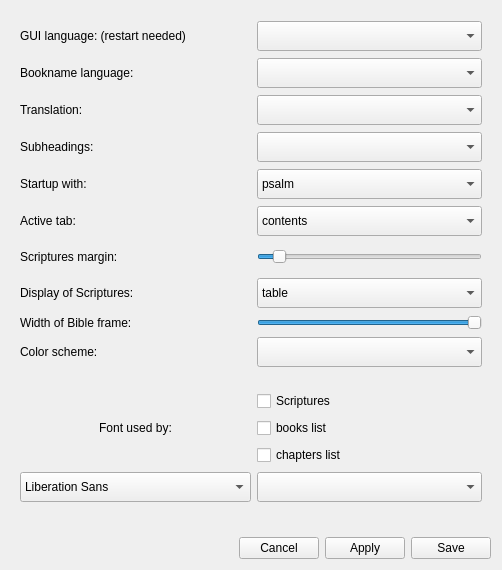
First picture: the form in settingswindow.ui, repository Anchorm/SoulAnchor, before the edit.
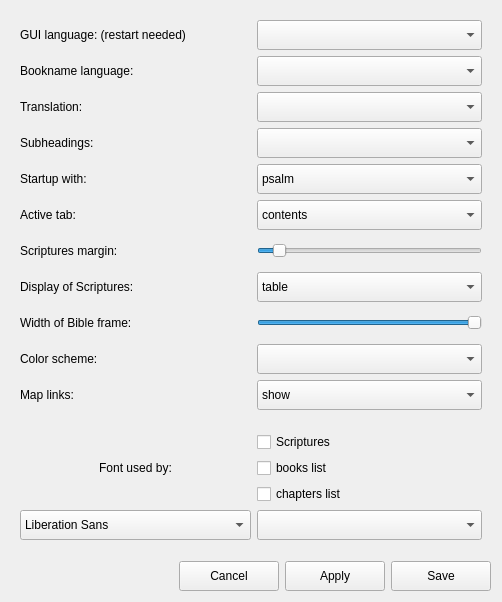
Second picture: the form after the edit. Icons and pictures are not drawn.

Diff of the .ui file:
```diff
--- a/settingswindow.ui
+++ b/settingswindow.ui
@@ -39,6 +39,9 @@
    <string notr="true"/>
   </property>
   <layout class="QVBoxLayout" name="verticalLayout">
+   <property name="sizeConstraint">
+    <enum>QLayout::SetMinimumSize</enum>
+   </property>
    <item>
     <widget class="QFrame" name="frame">
      <property name="sizePolicy">
@@ -73,13 +76,7 @@
         </property>
         <property name="minimumSize">
          <size>
-          <width>0</width>
-          <height>28</height>
-         </size>
-        </property>
-        <property name="maximumSize">
-         <size>
-          <width>500</width>
+          <width>100</width>
           <height>30</height>
          </size>
         </property>
@@ -91,8 +88,8 @@
         </property>
        </widget>
       </item>
-      <item row="0" column="0">
-       <widget class="QLabel" name="gui_lang_lbl">
+      <item row="1" column="1">
+       <widget class="QComboBox" name="bkn_lang_cb">
         <property name="sizePolicy">
          <sizepolicy hsizetype="Preferred" vsizetype="Preferred">
           <horstretch>0</horstretch>
@@ -101,21 +98,80 @@
         </property>
         <property name="minimumSize">
          <size>
-          <width>0</width>
-          <height>28</height>
+          <width>100</width>
+          <height>30</height>
          </size>
         </property>
-        <property name="maximumSize">
+        <property name="currentText">
+         <string notr="true"/>
+        </property>
+       </widget>
+      </item>
+      <item row="14" column="1">
+       <widget class="QCheckBox" name="font_ch_chkb">
+        <property name="text">
+         <string>chapters list</string>
+        </property>
+       </widget>
+      </item>
+      <item row="12" column="1">
+       <widget class="QCheckBox" name="font_script_chkb">
+        <property name="text">
+         <string>Scriptures</string>
+        </property>
+       </widget>
+      </item>
+      <item row="15" column="1">
+       <widget class="QComboBox" name="font_size_cb">
+        <property name="sizePolicy">
+         <sizepolicy hsizetype="Preferred" vsizetype="Preferred">
+          <horstretch>0</horstretch>
+          <verstretch>0</verstretch>
+         </sizepolicy>
+        </property>
+        <property name="minimumSize">
          <size>
-          <width>300</width>
+          <width>100</width>
           <height>30</height>
          </size>
         </property>
-        <property name="toolTip">
-         <string/>
+       </widget>
+      </item>
+      <item row="6" column="1">
+       <widget class="QSlider" name="margin_slider">
+        <property name="maximum">
+         <number>200</number>
         </property>
+        <property name="singleStep">
+         <number>2</number>
+        </property>
+        <property name="sliderPosition">
+         <number>14</number>
+        </property>
+        <property name="orientation">
+         <enum>Qt::Horizontal</enum>
+        </property>
+       </widget>
+      </item>
+      <item row="12" column="0" rowspan="3">
+       <widget class="QLabel" name="font_lbl">
+        <property name="sizePolicy">
+         <sizepolicy hsizetype="Preferred" vsizetype="Preferred">
+          <horstretch>0</horstretch>
+          <verstretch>0</verstretch>
+         </sizepolicy>
+        </property>
+        <property name="maximumSize">
+         <size>
+          <width>16777215</width>
+          <height>60</height>
+         </size>
+        </property>
         <property name="text">
-         <string>GUI language: (restart needed)</string>
+         <string>Font used by:</string>
+        </property>
+        <property name="alignment">
+         <set>Qt::AlignCenter</set>
         </property>
        </widget>
       </item>
@@ -138,15 +194,18 @@
         </property>
        </widget>
       </item>
-      <item row="12" column="1">
-       <widget class="QCheckBox" name="font_bk_chkb">
-        <property name="text">
-         <string>books list</string>
+      <item row="3" column="1">
+       <widget class="QComboBox" name="subheadings_cb">
+        <property name="minimumSize">
+         <size>
+          <width>100</width>
+          <height>30</height>
+         </size>
         </property>
        </widget>
       </item>
-      <item row="5" column="1">
-       <widget class="QComboBox" name="tab_cb">
+      <item row="4" column="0">
+       <widget class="QLabel" name="start_lbl">
         <property name="sizePolicy">
          <sizepolicy hsizetype="Preferred" vsizetype="Preferred">
           <horstretch>0</horstretch>
@@ -156,46 +215,15 @@
         <property name="minimumSize">
          <size>
           <width>0</width>
-          <height>28</height>
-         </size>
-        </property>
-        <property name="maximumSize">
-         <size>
-          <width>500</width>
           <height>30</height>
          </size>
         </property>
-        <property name="toolTip">
-         <string notr="true"/>
-        </property>
-        <property name="currentText">
-         <string notr="true">contents</string>
-        </property>
-        <item>
-         <property name="text">
-          <string notr="true">contents</string>
-         </property>
-        </item>
-        <item>
-         <property name="text">
-          <string notr="true">search</string>
-         </property>
-        </item>
-        <item>
-         <property name="text">
-          <string notr="true">today</string>
-         </property>
-        </item>
-       </widget>
-      </item>
-      <item row="8" column="0">
-       <widget class="QLabel" name="width_lbl">
         <property name="text">
-         <string>Width of Bible frame:</string>
+         <string>Startup with:</string>
         </property>
        </widget>
       </item>
-      <item row="14" column="0">
+      <item row="15" column="0">
        <widget class="QFontComboBox" name="font_cb">
         <property name="sizePolicy">
          <sizepolicy hsizetype="Preferred" vsizetype="Preferred">
@@ -205,13 +233,7 @@
         </property>
         <property name="minimumSize">
          <size>
-          <width>0</width>
-          <height>28</height>
-         </size>
-        </property>
-        <property name="maximumSize">
-         <size>
-          <width>300</width>
+          <width>100</width>
           <height>30</height>
          </size>
         </property>
@@ -226,8 +248,8 @@
         </property>
        </widget>
       </item>
-      <item row="6" column="0">
-       <widget class="QLabel" name="margin_lbl">
+      <item row="7" column="1">
+       <widget class="QComboBox" name="display_cb">
         <property name="sizePolicy">
          <sizepolicy hsizetype="Preferred" vsizetype="Preferred">
           <horstretch>0</horstretch>
@@ -236,117 +258,26 @@
         </property>
         <property name="minimumSize">
          <size>
-          <width>0</width>
-          <height>28</height>
-         </size>
-        </property>
-        <property name="maximumSize">
-         <size>
-          <width>300</width>
+          <width>100</width>
           <height>30</height>
          </size>
         </property>
-        <property name="text">
-         <string>Scriptures margin:</string>
-        </property>
-       </widget>
-      </item>
-      <item row="11" column="1">
-       <widget class="QCheckBox" name="font_script_chkb">
-        <property name="text">
-         <string>Scriptures</string>
-        </property>
-       </widget>
-      </item>
-      <item row="6" column="1">
-       <widget class="QSlider" name="margin_slider">
-        <property name="maximum">
-         <number>200</number>
-        </property>
-        <property name="singleStep">
-         <number>2</number>
-        </property>
-        <property name="sliderPosition">
-         <number>14</number>
-        </property>
-        <property name="orientation">
-         <enum>Qt::Horizontal</enum>
-        </property>
-       </widget>
-      </item>
-      <item row="7" column="0">
-       <widget class="QLabel" name="display_lbl">
-        <property name="sizePolicy">
-         <sizepolicy hsizetype="Preferred" vsizetype="Preferred">
-          <horstretch>0</horstretch>
-          <verstretch>0</verstretch>
-         </sizepolicy>
-        </property>
-        <property name="minimumSize">
-         <size>
-          <width>0</width>
-          <height>28</height>
-         </size>
-        </property>
-        <property name="maximumSize">
-         <size>
-          <width>300</width>
-          <height>30</height>
-         </size>
-        </property>
-        <property name="text">
-         <string>Display of Scriptures:</string>
-        </property>
-       </widget>
-      </item>
-      <item row="2" column="0">
-       <widget class="QLabel" name="tl_lbl">
-        <property name="sizePolicy">
-         <sizepolicy hsizetype="Preferred" vsizetype="Preferred">
-          <horstretch>0</horstretch>
-          <verstretch>0</verstretch>
-         </sizepolicy>
-        </property>
-        <property name="minimumSize">
-         <size>
-          <width>0</width>
-          <height>28</height>
-         </size>
-        </property>
-        <property name="maximumSize">
-         <size>
-          <width>300</width>
-          <height>30</height>
-         </size>
-        </property>
-        <property name="text">
-         <string>Translation:</string>
-        </property>
-       </widget>
-      </item>
-      <item row="1" column="1">
-       <widget class="QComboBox" name="bkn_lang_cb">
-        <property name="sizePolicy">
-         <sizepolicy hsizetype="Preferred" vsizetype="Preferred">
-          <horstretch>0</horstretch>
-          <verstretch>0</verstretch>
-         </sizepolicy>
-        </property>
-        <property name="minimumSize">
-         <size>
-          <width>0</width>
-          <height>28</height>
-         </size>
-        </property>
-        <property name="maximumSize">
-         <size>
-          <width>500</width>
-          <height>30</height>
-         </size>
-        </property>
-        <property name="currentText">
+        <property name="toolTip">
          <string notr="true"/>
         </property>
+        <property name="currentText">
+         <string notr="true">table</string>
+        </property>
+        <item>
+         <property name="text">
+          <string notr="true">table</string>
+         </property>
+        </item>
+        <item>
+         <property name="text">
+          <string notr="true">book</string>
+         </property>
+        </item>
        </widget>
       </item>
       <item row="4" column="1">
@@ -359,13 +290,7 @@
         </property>
         <property name="minimumSize">
          <size>
-          <width>0</width>
-          <height>28</height>
-         </size>
-        </property>
-        <property name="maximumSize">
-         <size>
-          <width>500</width>
+          <width>100</width>
           <height>30</height>
          </size>
         </property>
@@ -402,8 +327,8 @@
         </item>
        </widget>
       </item>
-      <item row="4" column="0">
-       <widget class="QLabel" name="start_lbl">
+      <item row="9" column="1">
+       <widget class="QComboBox" name="scheme_cb">
         <property name="sizePolicy">
          <sizepolicy hsizetype="Preferred" vsizetype="Preferred">
           <horstretch>0</horstretch>
@@ -412,23 +337,27 @@
         </property>
         <property name="minimumSize">
          <size>
-          <width>0</width>
-          <height>28</height>
+          <width>100</width>
+          <height>30</height>
          </size>
         </property>
-        <property name="maximumSize">
+       </widget>
+      </item>
+      <item row="3" column="0">
+       <widget class="QLabel" name="subheadings_lbl">
+        <property name="minimumSize">
          <size>
-          <width>300</width>
+          <width>0</width>
           <height>30</height>
          </size>
         </property>
         <property name="text">
-         <string>Startup with:</string>
+         <string>Subheadings:</string>
         </property>
        </widget>
       </item>
-      <item row="14" column="1">
-       <widget class="QComboBox" name="font_size_cb">
+      <item row="7" column="0">
+       <widget class="QLabel" name="display_lbl">
         <property name="sizePolicy">
          <sizepolicy hsizetype="Preferred" vsizetype="Preferred">
           <horstretch>0</horstretch>
@@ -438,15 +367,12 @@
         <property name="minimumSize">
          <size>
           <width>0</width>
-          <height>28</height>
-         </size>
-        </property>
-        <property name="maximumSize">
-         <size>
-          <width>16777215</width>
           <height>30</height>
          </size>
         </property>
+        <property name="text">
+         <string>Display of Scriptures:</string>
+        </property>
        </widget>
       </item>
       <item row="9" column="0">
@@ -460,12 +386,6 @@
         <property name="minimumSize">
          <size>
           <width>0</width>
-          <height>28</height>
-         </size>
-        </property>
-        <property name="maximumSize">
-         <size>
-          <width>300</width>
           <height>30</height>
          </size>
         </property>
@@ -474,8 +394,8 @@
         </property>
        </widget>
       </item>
-      <item row="7" column="1">
-       <widget class="QComboBox" name="display_cb">
+      <item row="6" column="0">
+       <widget class="QLabel" name="margin_lbl">
         <property name="sizePolicy">
          <sizepolicy hsizetype="Preferred" vsizetype="Preferred">
           <horstretch>0</horstretch>
@@ -485,77 +405,11 @@
         <property name="minimumSize">
          <size>
           <width>0</width>
-          <height>0</height>
-         </size>
-        </property>
-        <property name="maximumSize">
-         <size>
-          <width>500</width>
           <height>30</height>
          </size>
         </property>
-        <property name="toolTip">
-         <string notr="true"/>
-        </property>
-        <property name="currentText">
-         <string notr="true">table</string>
-        </property>
-        <item>
-         <property name="text">
-          <string notr="true">table</string>
-         </property>
-        </item>
-        <item>
-         <property name="text">
-          <string notr="true">book</string>
-         </property>
-        </item>
-       </widget>
-      </item>
-      <item row="11" column="0" rowspan="3">
-       <widget class="QLabel" name="font_lbl">
-        <property name="sizePolicy">
-         <sizepolicy hsizetype="Preferred" vsizetype="Preferred">
-          <horstretch>0</horstretch>
-          <verstretch>0</verstretch>
-         </sizepolicy>
-        </property>
-        <property name="maximumSize">
-         <size>
-          <width>16777215</width>
-          <height>60</height>
-         </size>
-        </property>
         <property name="text">
-         <string>Font used by:</string>
-        </property>
-        <property name="alignment">
-         <set>Qt::AlignCenter</set>
-        </property>
-       </widget>
-      </item>
-      <item row="1" column="0">
-       <widget class="QLabel" name="bkn_lang_lbl">
-        <property name="sizePolicy">
-         <sizepolicy hsizetype="Preferred" vsizetype="Preferred">
-          <horstretch>0</horstretch>
-          <verstretch>0</verstretch>
-         </sizepolicy>
-        </property>
-        <property name="minimumSize">
-         <size>
-          <width>0</width>
-          <height>28</height>
-         </size>
-        </property>
-        <property name="maximumSize">
-         <size>
-          <width>300</width>
-          <height>30</height>
-         </size>
-        </property>
-        <property name="text">
-         <string>Bookname language:</string>
+         <string>Scriptures margin:</string>
         </property>
        </widget>
       </item>
@@ -569,13 +423,7 @@
         </property>
         <property name="minimumSize">
          <size>
-          <width>0</width>
-          <height>28</height>
-         </size>
-        </property>
-        <property name="maximumSize">
-         <size>
-          <width>500</width>
+          <width>100</width>
           <height>30</height>
          </size>
         </property>
@@ -587,8 +435,8 @@
         </property>
        </widget>
       </item>
-      <item row="9" column="1">
-       <widget class="QComboBox" name="scheme_cb">
+      <item row="0" column="0">
+       <widget class="QLabel" name="gui_lang_lbl">
         <property name="sizePolicy">
          <sizepolicy hsizetype="Preferred" vsizetype="Preferred">
           <horstretch>0</horstretch>
@@ -598,21 +446,40 @@
         <property name="minimumSize">
          <size>
           <width>0</width>
-          <height>0</height>
-         </size>
-        </property>
-        <property name="maximumSize">
-         <size>
-          <width>500</width>
           <height>30</height>
          </size>
         </property>
+        <property name="toolTip">
+         <string/>
+        </property>
+        <property name="text">
+         <string>GUI language: (restart needed)</string>
+        </property>
        </widget>
       </item>
       <item row="13" column="1">
-       <widget class="QCheckBox" name="font_ch_chkb">
+       <widget class="QCheckBox" name="font_bk_chkb">
         <property name="text">
-         <string>chapters list</string>
+         <string>books list</string>
+        </property>
+       </widget>
+      </item>
+      <item row="1" column="0">
+       <widget class="QLabel" name="bkn_lang_lbl">
+        <property name="sizePolicy">
+         <sizepolicy hsizetype="Preferred" vsizetype="Preferred">
+          <horstretch>0</horstretch>
+          <verstretch>0</verstretch>
+         </sizepolicy>
+        </property>
+        <property name="minimumSize">
+         <size>
+          <width>0</width>
+          <height>30</height>
+         </size>
+        </property>
+        <property name="text">
+         <string>Bookname language:</string>
         </property>
        </widget>
       </item>
@@ -627,12 +494,6 @@
         <property name="minimumSize">
          <size>
           <width>0</width>
-          <height>28</height>
-         </size>
-        </property>
-        <property name="maximumSize">
-         <size>
-          <width>300</width>
           <height>30</height>
          </size>
         </property>
@@ -647,7 +508,76 @@
         </property>
        </widget>
       </item>
-      <item row="10" column="0" colspan="2">
+      <item row="5" column="1">
+       <widget class="QComboBox" name="tab_cb">
+        <property name="sizePolicy">
+         <sizepolicy hsizetype="Preferred" vsizetype="Preferred">
+          <horstretch>0</horstretch>
+          <verstretch>0</verstretch>
+         </sizepolicy>
+        </property>
+        <property name="minimumSize">
+         <size>
+          <width>100</width>
+          <height>30</height>
+         </size>
+        </property>
+        <property name="toolTip">
+         <string notr="true"/>
+        </property>
+        <property name="currentText">
+         <string notr="true">contents</string>
+        </property>
+        <item>
+         <property name="text">
+          <string notr="true">contents</string>
+         </property>
+        </item>
+        <item>
+         <property name="text">
+          <string notr="true">search</string>
+         </property>
+        </item>
+        <item>
+         <property name="text">
+          <string notr="true">today</string>
+         </property>
+        </item>
+       </widget>
+      </item>
+      <item row="2" column="0">
+       <widget class="QLabel" name="tl_lbl">
+        <property name="sizePolicy">
+         <sizepolicy hsizetype="Preferred" vsizetype="Preferred">
+          <horstretch>0</horstretch>
+          <verstretch>0</verstretch>
+         </sizepolicy>
+        </property>
+        <property name="minimumSize">
+         <size>
+          <width>0</width>
+          <height>30</height>
+         </size>
+        </property>
+        <property name="text">
+         <string>Translation:</string>
+        </property>
+       </widget>
+      </item>
+      <item row="8" column="0">
+       <widget class="QLabel" name="width_lbl">
+        <property name="minimumSize">
+         <size>
+          <width>0</width>
+          <height>30</height>
+         </size>
+        </property>
+        <property name="text">
+         <string>Width of Bible frame:</string>
+        </property>
+       </widget>
+      </item>
+      <item row="11" column="0" colspan="2">
        <widget class="QLabel" name="spacer">
         <property name="maximumSize">
          <size>
@@ -660,27 +590,43 @@
         </property>
        </widget>
       </item>
-      <item row="3" column="0">
-       <widget class="QLabel" name="subheadings_lbl">
-        <property name="maximumSize">
+      <item row="10" column="0">
+       <widget class="QLabel" name="showmaps_lbl">
+        <property name="minimumSize">
          <size>
-          <width>300</width>
+          <width>0</width>
           <height>30</height>
          </size>
         </property>
         <property name="text">
-         <string>Subheadings:</string>
+         <string>Map links:</string>
         </property>
        </widget>
       </item>
-      <item row="3" column="1">
-       <widget class="QComboBox" name="subheadings_cb">
-        <property name="maximumSize">
+      <item row="10" column="1">
+       <widget class="QComboBox" name="showmaps_cb">
+        <property name="sizePolicy">
+         <sizepolicy hsizetype="Preferred" vsizetype="Preferred">
+          <horstretch>0</horstretch>
+          <verstretch>0</verstretch>
+         </sizepolicy>
+        </property>
+        <property name="minimumSize">
          <size>
-          <width>16777215</width>
+          <width>0</width>
           <height>30</height>
          </size>
         </property>
+        <item>
+         <property name="text">
+          <string>show</string>
+         </property>
+        </item>
+        <item>
+         <property name="text">
+          <string>hide</string>
+         </property>
+        </item>
        </widget>
       </item>
      </layout>
@@ -714,27 +660,69 @@
       </spacer>
      </item>
      <item>
-      <widget class="QPushButton" name="can_btn">
+      <widget class="QToolButton" name="can_btn">
+       <property name="sizePolicy">
+        <sizepolicy hsizetype="Preferred" vsizetype="Fixed">
+         <horstretch>0</horstretch>
+         <verstretch>0</verstretch>
+        </sizepolicy>
+       </property>
+       <property name="minimumSize">
+        <size>
+         <width>100</width>
+         <height>30</height>
+        </size>
+       </property>
        <property name="text">
         <string>Cancel</string>
        </property>
+       <property name="icon">
+        <iconset resource="soulanchor.qrc">
+         <normaloff>:/data/img/standardbutton-cancel-16.png</normaloff>:/data/img/standardbutton-cancel-16.png</iconset>
+       </property>
+       <property name="toolButtonStyle">
+        <enum>Qt::ToolButtonTextBesideIcon</enum>
+       </property>
       </widget>
      </item>
      <item>
-      <widget class="QPushButton" name="apply_btn">
+      <widget class="QToolButton" name="apply_btn">
+       <property name="minimumSize">
+        <size>
+         <width>100</width>
+         <height>30</height>
+        </size>
+       </property>
        <property name="text">
         <string>Apply</string>
        </property>
+       <property name="icon">
+        <iconset resource="soulanchor.qrc">
+         <normaloff>:/data/img/standardbutton-apply-16.png</normaloff>:/data/img/standardbutton-apply-16.png</iconset>
+       </property>
+       <property name="toolButtonStyle">
+        <enum>Qt::ToolButtonTextBesideIcon</enum>
+       </property>
       </widget>
      </item>
      <item>
-      <widget class="QPushButton" name="ok_btn">
-       <property name="toolTip">
-        <string notr="true"/>
+      <widget class="QToolButton" name="ok_btn">
+       <property name="minimumSize">
+        <size>
+         <width>100</width>
+         <height>30</height>
+        </size>
        </property>
        <property name="text">
         <string>Save</string>
        </property>
+       <property name="icon">
+        <iconset resource="soulanchor.qrc">
+         <normaloff>:/data/img/standardbutton-save-16.png</normaloff>:/data/img/standardbutton-save-16.png</iconset>
+       </property>
+       <property name="toolButtonStyle">
+        <enum>Qt::ToolButtonTextBesideIcon</enum>
+       </property>
       </widget>
      </item>
     </layout>
```
